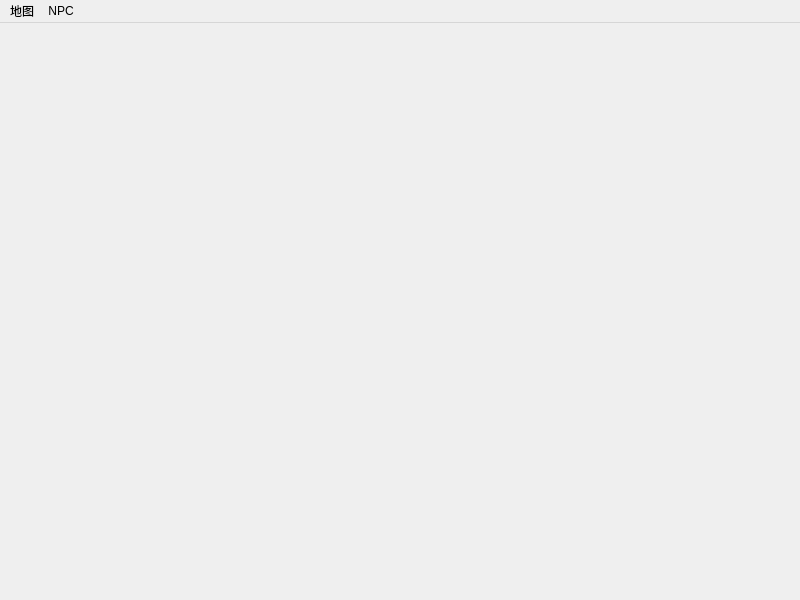
Old version of the form src/coeus/coeus_client_qt/game_map_view.ui in the repository AngryPowman/Coeus.
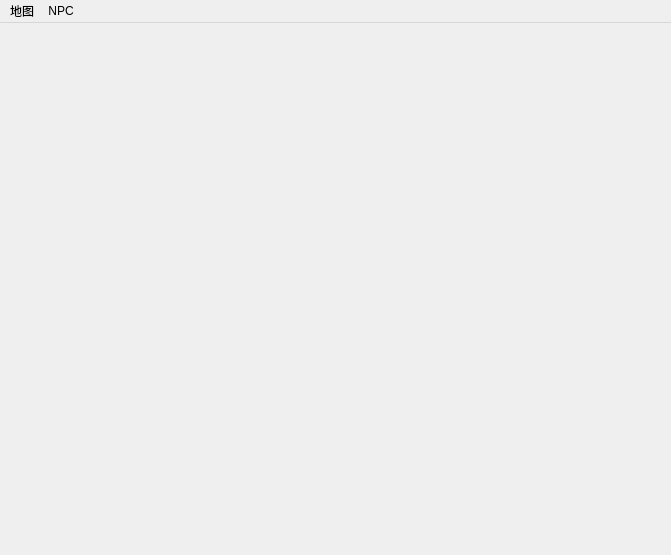
New version of the form.

Commit message: Ajust map view

```diff
--- a/src/coeus/coeus_client_qt/game_map_view.ui
+++ b/src/coeus/coeus_client_qt/game_map_view.ui
@@ -6,8 +6,8 @@
    <rect>
     <x>0</x>
     <y>0</y>
-    <width>800</width>
-    <height>600</height>
+    <width>671</width>
+    <height>555</height>
    </rect>
   </property>
   <property name="sizePolicy">
@@ -19,31 +19,13 @@
   <property name="windowTitle">
    <string>柏林哈特大陆</string>
   </property>
-  <widget class="QWidget" name="centralwidget">
-   <layout class="QHBoxLayout" name="horizontalLayout">
-    <property name="spacing">
-     <number>0</number>
-    </property>
-    <property name="leftMargin">
-     <number>0</number>
-    </property>
-    <property name="topMargin">
-     <number>0</number>
-    </property>
-    <property name="rightMargin">
-     <number>0</number>
-    </property>
-    <property name="bottomMargin">
-     <number>0</number>
-    </property>
-   </layout>
-  </widget>
+  <widget class="QWidget" name="centralwidget"/>
   <widget class="QMenuBar" name="menubar">
    <property name="geometry">
     <rect>
      <x>0</x>
      <y>0</y>
-     <width>800</width>
+     <width>671</width>
      <height>23</height>
     </rect>
    </property>
```
